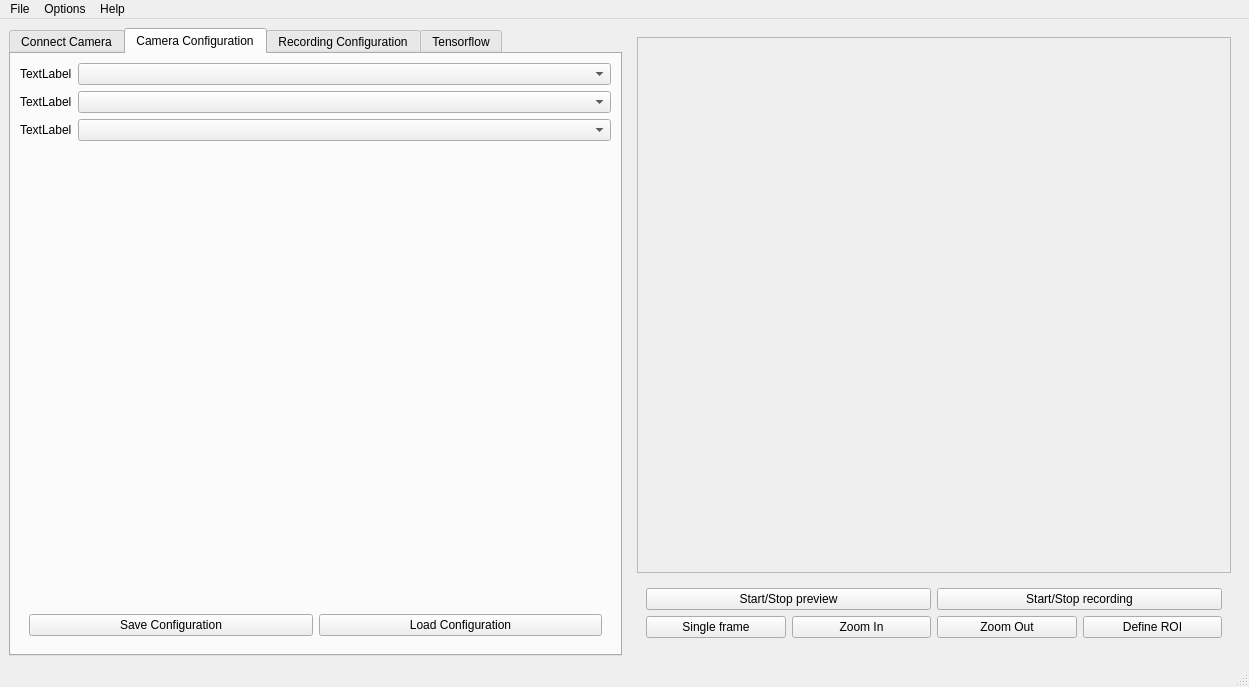
Old version of the form anubis.ui in the repository xlukas10/anubis.
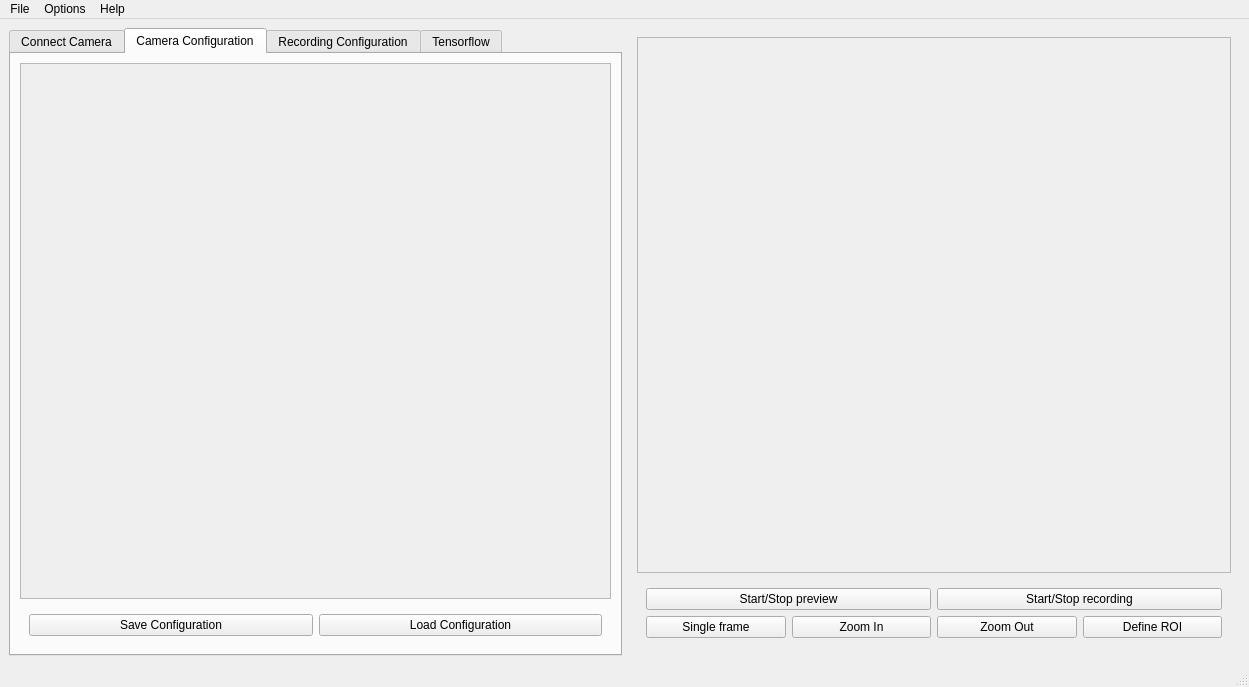
New version of the form. The open tabs and pages were chosen to show the change. Icons and pictures are not drawn.

Commit message: Added functionality to print out present values of all parameters. Command features not done, Enums only the active one.

Patch:
```diff
--- a/anubis.ui
+++ b/anubis.ui
@@ -79,51 +79,22 @@
        </attribute>
        <layout class="QVBoxLayout" name="verticalLayout_3">
         <item>
-         <layout class="QFormLayout" name="formLayout">
-          <item row="0" column="0">
-           <widget class="QLabel" name="label_test_parameter1">
-            <property name="text">
-             <string>TextLabel</string>
-            </property>
-           </widget>
-          </item>
-          <item row="0" column="1">
-           <widget class="QComboBox" name="combo_box_test_parameter1"/>
-          </item>
-          <item row="1" column="0">
-           <widget class="QLabel" name="label_test_parameter2">
-            <property name="text">
-             <string>TextLabel</string>
-            </property>
-           </widget>
-          </item>
-          <item row="1" column="1">
-           <widget class="QComboBox" name="combo_box_test_parameter3"/>
-          </item>
-          <item row="2" column="0">
-           <widget class="QLabel" name="label_test_parameter3">
-            <property name="text">
-             <string>TextLabel</string>
-            </property>
-           </widget>
-          </item>
-          <item row="2" column="1">
-           <widget class="QComboBox" name="combo_box_test_parameter2"/>
-          </item>
-         </layout>
-        </item>
-        <item>
-         <spacer name="spacer_camera_config">
-          <property name="orientation">
-           <enum>Qt::Vertical</enum>
+         <widget class="QScrollArea" name="parameters_scroll">
+          <property name="widgetResizable">
+           <bool>true</bool>
           </property>
-          <property name="sizeHint" stdset="0">
-           <size>
-            <width>20</width>
-            <height>40</height>
-           </size>
-          </property>
-         </spacer>
+          <widget class="QWidget" name="parameters_layout_widget">
+           <property name="geometry">
+            <rect>
+             <x>0</x>
+             <y>0</y>
+             <width>580</width>
+             <height>504</height>
+            </rect>
+           </property>
+           <layout class="QFormLayout" name="parameters_layout"/>
+          </widget>
+         </widget>
         </item>
         <item>
          <widget class="QWidget" name="confi_buttons" native="true">
```
Left out of the diff: 194 changed lines with no effect on the pictures. The commit also changes 2 other files.
